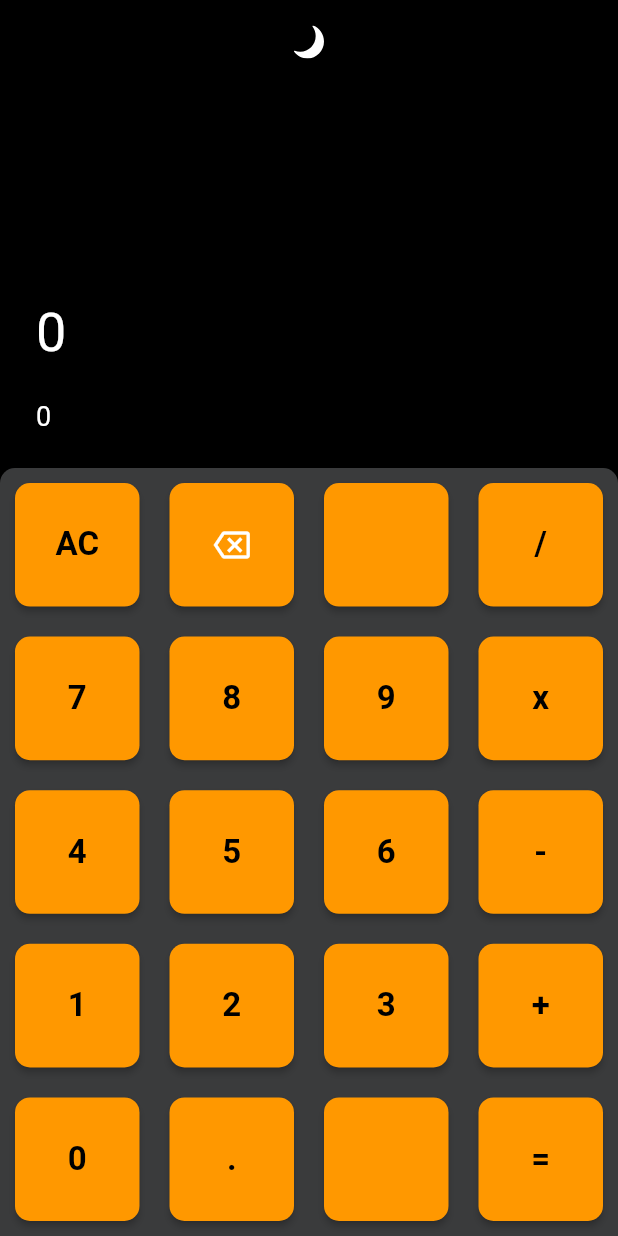
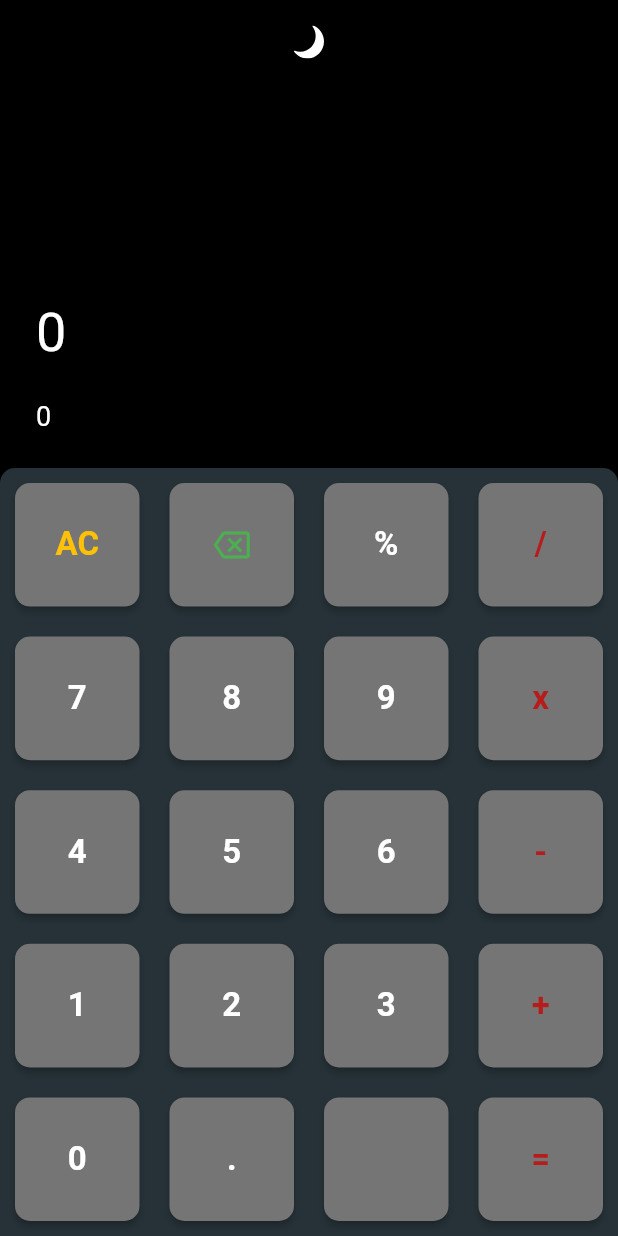
Before and after one commit to mercyjae/calculator_app, a Flutter app: the screen it shows after launch, on a phone screen of 412 x 824 dp. Run offline on Flutter 3.47's test engine with Material 2 defaults, Android fonts, the phone set to English and light mode, and no system bars; our stand-ins replace flutter_riverpod, flutter_svg, math_expressions.

Commit message:
theming done

```diff
--- a/lib/button_widget.dart
+++ b/lib/button_widget.dart
@@ -5,18 +5,21 @@ class ButtonWidget extends StatelessWidget {
   final String text;
   final VoidCallback onclicked;
 
+  final bool isTheme;
+
   const ButtonWidget({
     Key? key,
     required this.text,
     required this.onclicked,
+    this.isTheme = false
   }) : super(key: key);
 
   @override
   Widget build(BuildContext context) {
-   // final color = getTextColor(text);
+    final color = getTextColor(text, isTheme);
     final double fontSize = Utils.isOperator(text) && text == "=" ? 20 : 22;
     final style = TextStyle(
-         fontSize: fontSize, fontWeight: FontWeight.bold);
+         fontSize: fontSize, fontWeight: FontWeight.bold,color: color);
     return Expanded(
       child: Container(
         height: double.infinity,
@@ -27,9 +30,9 @@ class ButtonWidget extends StatelessWidget {
                 shape: RoundedRectangleBorder(
                     borderRadius: BorderRadius.circular(10))),
             child: text == "<"
-                ? const Icon(
+                ?  Icon(
                     Icons.backspace_outlined,
-                    color: Colors.white,
+           color:     isTheme ?Colors.green.shade900: Colors.green,
                   )
                 : Text(
                     text,
@@ -38,21 +41,20 @@ class ButtonWidget extends StatelessWidget {
       ),
     );
   }
-  Color getTextColor(String buttonText, ) {
-    bool _isTheme = false;
+  Color getTextColor(String buttonText, bool isTheme) {
   switch (buttonText) {
-
     case "-":
-    case "-":
-    case "*":
+    case "/":
+    case "x":
     case "+":
     case "=":
-      return _isTheme ? Colors.black : Colors.white;
+
+      return  isTheme?Colors.red: Colors.red.shade900;
     case "AC":
     case "<":
-      return Colors.blue;
+      return isTheme?Colors.amber:  Colors.amber.shade500;
     default:
-      return Colors.white;
+      return isTheme ?Colors.black: Colors.white;
   }
 }
 }
--- a/lib/main.dart
+++ b/lib/main.dart
@@ -37,7 +37,7 @@ class _MyAppState extends State<MyApp> {
           body: Column(children: [
 
            Expanded(child: buildResult()),
-           Expanded(flex: 2, child: buildButton())
+           Expanded(flex: 2, child: buildButton(_isTheme))
           ]),
         ));
 
@@ -54,7 +54,7 @@ class _MyAppState extends State<MyApp> {
             Text(
               state.equation,
               overflow: TextOverflow.ellipsis,
-              style:  TextStyle( fontSize: 36),
+              style:  const TextStyle( fontSize: 36),
             ),
             const SizedBox(
               height: 24,
@@ -62,7 +62,7 @@ class _MyAppState extends State<MyApp> {
             Text(
               state.result,
               overflow: TextOverflow.ellipsis,
-              style:  TextStyle(
+              style:  const TextStyle(
                fontSize: 18),
             )
           ],
@@ -71,23 +71,24 @@ class _MyAppState extends State<MyApp> {
     });
   }
 
-  Widget buildButton() {
+  Widget buildButton([bool isTheme = false]) {
+    //bool _isTheme = false;
     return Container(
       decoration:  BoxDecoration(
-      color: _isTheme? Colors.grey: Color(0xFF3A3B3C),
-        borderRadius: BorderRadius.vertical(top: Radius.circular(10)),
+      color: _isTheme? Colors.blueGrey.shade100: Colors.blueGrey.shade900,
+        borderRadius: const BorderRadius.vertical(top: Radius.circular(10)),
       ),
       child: Column(children: [
-        buildButtonRow(["AC", "<", "", "/"]),
-        buildButtonRow(["7", "8", "9", "x"]),
-        buildButtonRow(["4", "5", "6", "-"]),
-        buildButtonRow(["1", "2", "3", "+"]),
-        buildButtonRow(["0", ".", "", "="]),
+        buildButtonRow(["AC", "<", "%", "/"], _isTheme),
+        buildButtonRow(["7", "8", "9", "x"], _isTheme),
+        buildButtonRow(["4", "5", "6", "-"], _isTheme),
+        buildButtonRow(["1", "2", "3", "+"], _isTheme),
+        buildButtonRow(["0", ".", "", "="], _isTheme),
       ]),
     );
   }
 
-  Widget buildButtonRow(List<String> row) {
+  Widget buildButtonRow(List<String> row, [bool isTheme = false]) {
     return Consumer(builder: (context, ref, _) {
       final notifier = ref.read(calculatorProvider.notifier);
       return Expanded(
@@ -95,6 +96,7 @@ class _MyAppState extends State<MyApp> {
             children: row
                 .map((text) => ButtonWidget(
                       text: text,
+                      isTheme: isTheme,
                       onclicked: () {
                         if (text == "<") {
                           notifier.delete();
--- a/lib/riverpod.dart
+++ b/lib/riverpod.dart
@@ -39,7 +39,8 @@ class CalculatorNotifier extends StateNotifier<Calculators> {
 
   void delete() {
     final equation = state.equation;
-    state = state.copy(equation: equation.substring(0, equation.length - 1));
+    state = state.copy(equation: equation.substring(0, equation.length - 1),
+    result: '');
   }
 
   // void equals() {
--- a/lib/theme_color.dart
+++ b/lib/theme_color.dart
@@ -2,20 +2,20 @@ import 'package:flutter/material.dart';
 
 class MyTheme {
   static final darkTheme = ThemeData(
-      appBarTheme: AppBarTheme(backgroundColor: Colors.black),
+      appBarTheme: const AppBarTheme(backgroundColor: Colors.black),
       scaffoldBackgroundColor: Colors.black,
       elevatedButtonTheme: ElevatedButtonThemeData(
-          style: ElevatedButton.styleFrom(primary: Colors.orange)),
+          style: ElevatedButton.styleFrom(primary:const Color.fromARGB(255, 117, 117, 117) )),
       buttonTheme: const ButtonThemeData(
         buttonColor: Colors.blueGrey,
       ),
       colorScheme: const ColorScheme.dark(),
-      textTheme: TextTheme(
+      textTheme: const TextTheme(
           button: TextStyle(color: Colors.grey),
           bodyText1: TextStyle(color: Colors.grey),));
 
   static final lightTheme = ThemeData(
-      appBarTheme: AppBarTheme(backgroundColor: Colors.white),
+      appBarTheme: const AppBarTheme(backgroundColor: Colors.white),
       scaffoldBackgroundColor: Colors.white,
       colorScheme: const ColorScheme.light(
         secondary: Colors.yellow,
@@ -24,13 +24,13 @@ class MyTheme {
         color: Colors.red,
       ),
       elevatedButtonTheme: ElevatedButtonThemeData(
-          style: ElevatedButton.styleFrom(primary: Colors.blueGrey)),
+          style: ElevatedButton.styleFrom(primary:const Color.fromARGB(255, 189, 189, 189))),
       primaryIconTheme: const IconThemeData(color: Colors.amber),
       buttonTheme: const ButtonThemeData(
         buttonColor: Colors.green,
       ),
       textTheme: TextTheme(
-          button: TextStyle(color: Colors.orange),
+          button: const TextStyle(color: Colors.orange),
           bodyText1: TextStyle(color: Colors.green.shade100))
 
       );
```
